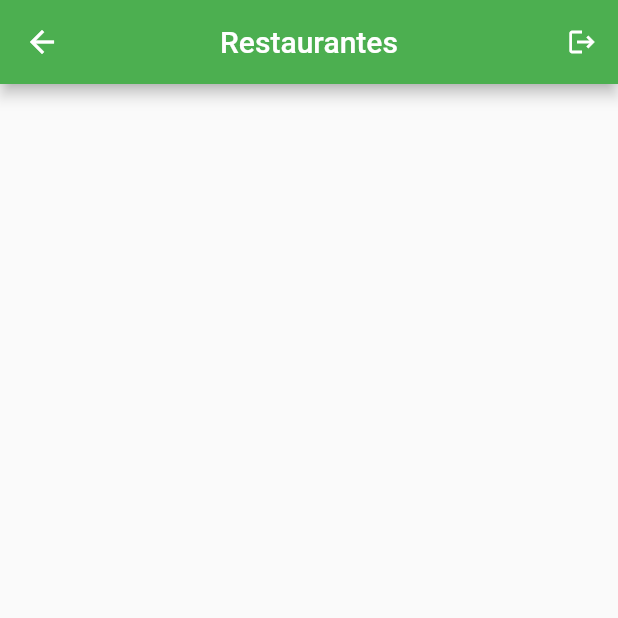
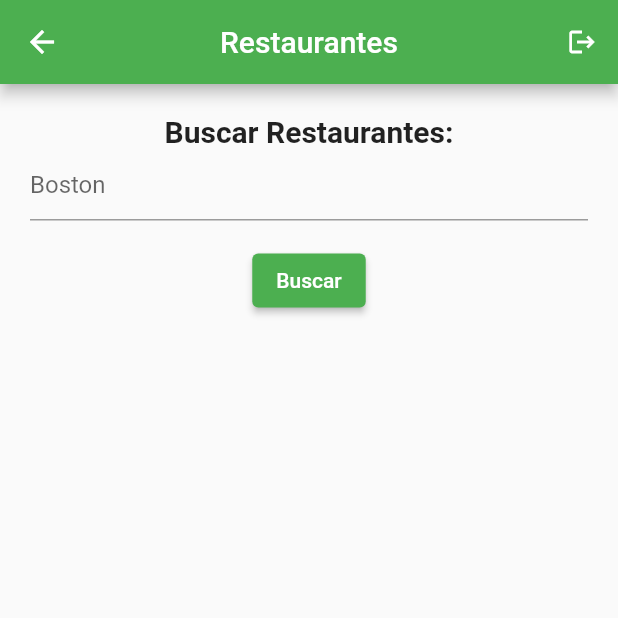
Before and after one commit to jcamilorm902/restaurantes_test_app, a Flutter app: the HomePage screen opened directly, on a phone screen of 412 x 824 dp, the top half of it. Run offline on Flutter 3.47's test engine with Material 2 defaults, Android fonts, the phone set to English and light mode, and no system bars; our stand-ins replace firebase_auth, firebase_core; accounts and stored records are empty.

Commit message:
Query restaurants feature done

```diff
--- /dev/null
+++ b/lib/models/restaurant.dart
@@ -0,0 +1,13 @@
+class Restaurant {
+  final String name;
+  final String phone;
+
+  Restaurant({this.name, this.phone});
+
+  factory Restaurant.fromJson(Map<String, dynamic> json) {
+    return Restaurant(
+      name: json["restaurant_name"],
+      phone: json["restaurant_phone"],
+    );
+  }
+}
--- /dev/null
+++ b/lib/providers/restaurants_provider.dart
@@ -0,0 +1,16 @@
+import 'dart:collection';
+
+import 'package:flutter/foundation.dart';
+import 'package:restaurantes_test_app/api/restaurants_api.dart';
+import 'package:restaurantes_test_app/models/restaurant.dart';
+
+class RestaurantsProvider with ChangeNotifier {
+  List<Restaurant> _restaurants = [];
+
+  List<Restaurant> get restaurants => UnmodifiableListView(_restaurants);
+
+  Future<void> getByCity(String cityName) async {
+    _restaurants = await RestaurantsApi.getByCity(cityName);
+    notifyListeners();
+  }
+}
--- a/lib/ui/screens/home/home.dart
+++ b/lib/ui/screens/home/home.dart
@@ -1,5 +1,8 @@
 import 'package:flutter/material.dart';
+import 'package:provider/provider.dart';
+import 'package:restaurantes_test_app/providers/restaurants_provider.dart';
 import 'package:restaurantes_test_app/ui/widgets/logout_button.dart';
+import 'package:restaurantes_test_app/ui/widgets/search_restaurants_field.dart';
 
 class HomePage extends StatelessWidget {
   @override
@@ -12,6 +15,40 @@ class HomePage extends StatelessWidget {
           LogoutButton(iconSize: 20),
         ],
       ),
+      body: Container(
+        margin: EdgeInsets.all(20),
+        child: ChangeNotifierProvider(
+          create: (_) => RestaurantsProvider(),
+          child: Column(
+            children: [
+              SearchRestaurantsField(),
+              Flexible(
+                flex: 1,
+                child:
+                    Consumer<RestaurantsProvider>(builder: (ctx, provider, _) {
+                  return ListView(
+                    children: provider.restaurants
+                        .map((e) => Container(
+                              margin: EdgeInsets.only(bottom: 10),
+                              child: Column(
+                                children: [
+                                  Text(
+                                    e.name,
+                                    style:
+                                        TextStyle(fontWeight: FontWeight.bold),
+                                  ),
+                                  Text(e.phone),
+                                ],
+                              ),
+                            ))
+                        .toList(),
+                  );
+                }),
+              ),
+            ],
+          ),
+        ),
+      ),
     );
   }
 }
--- /dev/null
+++ b/lib/ui/widgets/search_restaurants_field.dart
@@ -0,0 +1,51 @@
+import 'package:flutter/material.dart';
+import 'package:provider/provider.dart';
+import 'package:restaurantes_test_app/providers/restaurants_provider.dart';
+
+class SearchRestaurantsField extends StatefulWidget {
+  @override
+  _SearchRestaurantsFieldState createState() => _SearchRestaurantsFieldState();
+}
+
+class _SearchRestaurantsFieldState extends State<SearchRestaurantsField> {
+  final TextEditingController _controller = TextEditingController();
+
+  @override
+  Widget build(BuildContext context) {
+    return Column(
+      children: [
+        Text(
+          'Buscar Restaurantes:',
+          style: TextStyle(
+            fontSize: 20,
+            fontWeight: FontWeight.bold,
+          ),
+        ),
+        TextFormField(
+          controller: _controller,
+          decoration: const InputDecoration(
+            hintText: 'Boston',
+          ),
+        ),
+        Padding(
+          padding: const EdgeInsets.symmetric(vertical: 16.0),
+          child: ElevatedButton(
+            onPressed: _handelSearch,
+            child: Text('Buscar'),
+          ),
+        ),
+      ],
+    );
+  }
+
+  Future<void> _handelSearch() async {
+    final restaurantsProvider = Provider.of<RestaurantsProvider>(context, listen: false);
+    restaurantsProvider.getByCity(_controller.text);
+  }
+
+  @override
+  void dispose() {
+    _controller.dispose();
+    super.dispose();
+  }
+}
--- /dev/null
+++ b/lib/utils/constants.dart
@@ -0,0 +1,6 @@
+class Constants {
+  Constants._internal();
+
+  static const String restaurantsApiBase = 'https://api.documenu.com/v2/restaurants/search';
+  static const String restaurantsApiKey = '0354668b7d39b5ece53db80191c9a824';
+}
--- a/pubspec.yaml
+++ b/pubspec.yaml
@@ -31,6 +31,8 @@ dependencies:
   firebase_core: ^1.0.3
   firebase_auth: ^1.0.3
   provider: ^5.0.0
+  http: ^0.13.1
+  location: ^4.1.1
 
 dev_dependencies:
   flutter_test:
```
Also changed, not shown: lib/api/restaurants_api.dart (added, +33 -0 lines), assets/docs/home-screen.png (added), assets/docs/query-screen.png (added), pubspec.lock, 3 other files.
